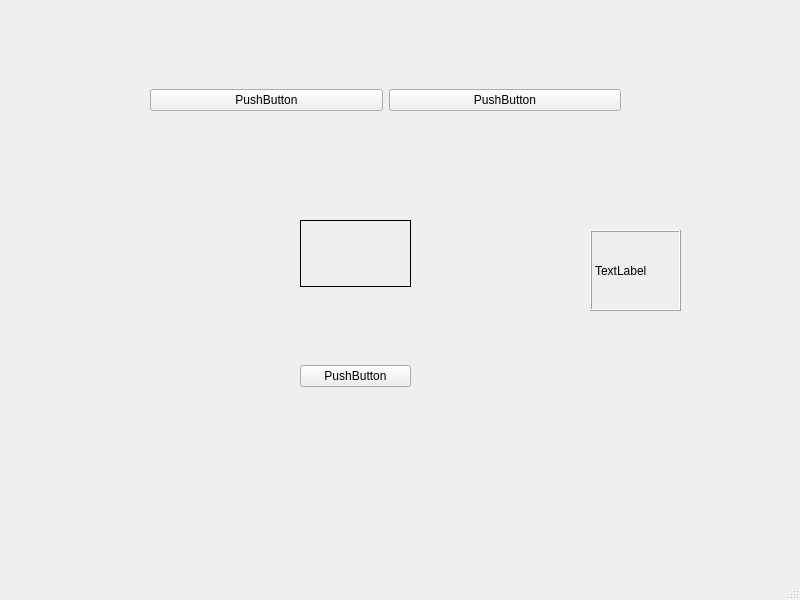
This is mainwindow.ui in miknai/qt-set as Qt 5 draws it before an edit. The edited form follows.
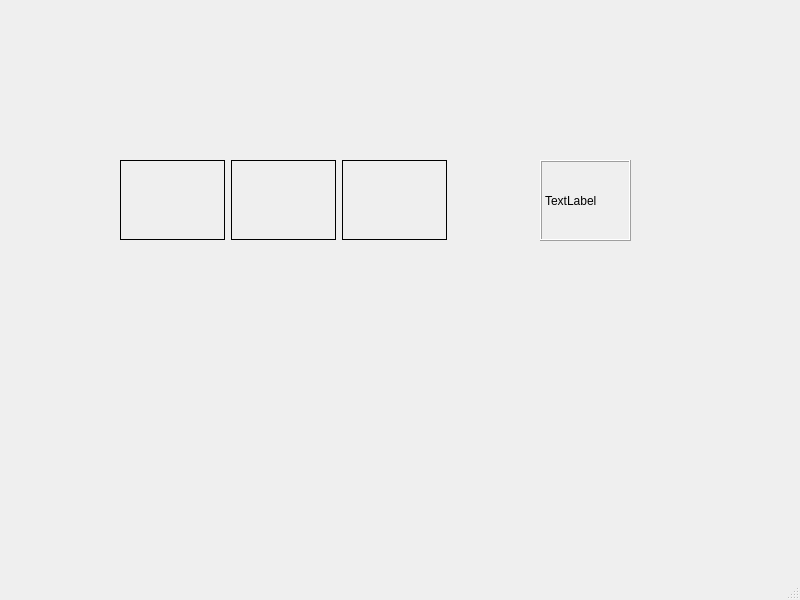
This is the edited form. Icons and pictures are not drawn. Custom widgets are drawn as their Qt base class.

Commit message: trying to add individual slots for different labels

```diff
--- a/mainwindow.ui
+++ b/mainwindow.ui
@@ -17,99 +17,11 @@
    <string>MainWindow</string>
   </property>
   <widget class="QWidget" name="centralwidget">
-   <widget class="QWidget" name="horizontalLayoutWidget">
-    <property name="geometry">
-     <rect>
-      <x>150</x>
-      <y>40</y>
-      <width>471</width>
-      <height>121</height>
-     </rect>
-    </property>
-    <layout class="QHBoxLayout" name="horizontalLayout">
-     <item>
-      <widget class="QPushButton" name="pushButton_2">
-       <property name="text">
-        <string>PushButton</string>
-       </property>
-      </widget>
-     </item>
-     <item>
-      <widget class="QPushButton" name="pushButton_3">
-       <property name="text">
-        <string>PushButton</string>
-       </property>
-      </widget>
-     </item>
-    </layout>
-   </widget>
-   <widget class="QWidget" name="gridLayoutWidget">
-    <property name="geometry">
-     <rect>
-      <x>300</x>
-      <y>220</y>
-      <width>227</width>
-      <height>167</height>
-     </rect>
-    </property>
-    <layout class="QGridLayout" name="gridLayout">
-     <item row="1" column="1">
-      <widget class="QLabel" name="label_4">
-       <property name="text">
-        <string/>
-       </property>
-       <property name="pixmap">
-        <pixmap>img/card1.png</pixmap>
-       </property>
-      </widget>
-     </item>
-     <item row="0" column="1">
-      <widget class="QLabel" name="label_2">
-       <property name="text">
-        <string/>
-       </property>
-       <property name="pixmap">
-        <pixmap>img/card2.png</pixmap>
-       </property>
-      </widget>
-     </item>
-     <item row="0" column="0">
-      <widget class="ClickableLabel" name="label">
-       <property name="mouseTracking">
-        <bool>true</bool>
-       </property>
-       <property name="frameShape">
-        <enum>QFrame::Box</enum>
-       </property>
-       <property name="text">
-        <string/>
-       </property>
-      </widget>
-     </item>
-     <item row="1" column="0">
-      <widget class="QLabel" name="label_3">
-       <property name="text">
-        <string/>
-       </property>
-       <property name="pixmap">
-        <pixmap>img/card4.png</pixmap>
-       </property>
-      </widget>
-     </item>
-     <item row="2" column="0">
-      <widget class="QPushButton" name="pushButton">
-       <property name="text">
-        <string>PushButton</string>
-       </property>
-      </widget>
-     </item>
-    </layout>
-   </widget>
    <widget class="QLabel" name="mousePressChecker">
     <property name="geometry">
      <rect>
-      <x>590</x>
-      <y>230</y>
+      <x>540</x>
+      <y>160</y>
       <width>91</width>
       <height>81</height>
      </rect>
@@ -124,6 +36,75 @@
      <string>TextLabel</string>
     </property>
    </widget>
+   <widget class="QWidget" name="gridLayoutWidget">
+    <property name="geometry">
+     <rect>
+      <x>120</x>
+      <y>160</y>
+      <width>327</width>
+      <height>80</height>
+     </rect>
+    </property>
+    <layout class="QGridLayout" name="gridLayout">
+     <item row="0" column="0">
+      <widget class="ClickableLabel" name="label">
+       <property name="minimumSize">
+        <size>
+         <width>103</width>
+         <height>58</height>
+        </size>
+       </property>
+       <property name="mouseTracking">
+        <bool>true</bool>
+       </property>
+       <property name="frameShape">
+        <enum>QFrame::Box</enum>
+       </property>
+       <property name="text">
+        <string/>
+       </property>
+      </widget>
+     </item>
+     <item row="0" column="1">
+      <widget class="ClickableLabel" name="label_2">
+       <property name="minimumSize">
+        <size>
+         <width>103</width>
+         <height>58</height>
+        </size>
+       </property>
+       <property name="mouseTracking">
+        <bool>true</bool>
+       </property>
+       <property name="frameShape">
+        <enum>QFrame::Box</enum>
+       </property>
+       <property name="text">
+        <string/>
+       </property>
+      </widget>
+     </item>
+     <item row="0" column="2">
+      <widget class="ClickableLabel" name="label_3">
+       <property name="minimumSize">
+        <size>
+         <width>103</width>
+         <height>58</height>
+        </size>
+       </property>
+       <property name="mouseTracking">
+        <bool>true</bool>
+       </property>
+       <property name="frameShape">
+        <enum>QFrame::Box</enum>
+       </property>
+       <property name="text">
+        <string/>
+       </property>
+      </widget>
+     </item>
+    </layout>
+   </widget>
   </widget>
   <widget class="QMenuBar" name="menubar">
    <property name="geometry">
```
The commit also changes 6 other files.
